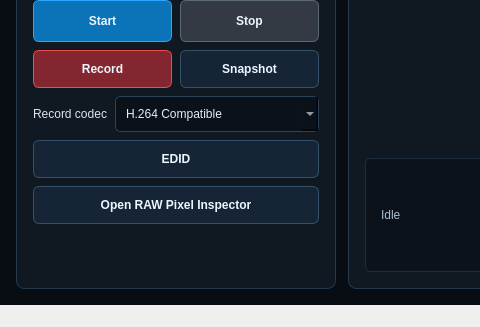
Qt form apps/qt6_viewer/mainwindow.ui (MarquezLin/Gcapture_qt6_srcroot) before a commit; both pictures show x 0 to 480 and y 413 to 740 of the 1180 by 740 pixel window.
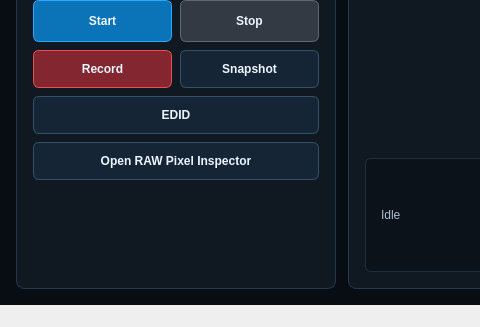
The same form after that commit. Icons and pictures are not drawn.

```diff
--- a/apps/qt6_viewer/mainwindow.ui
+++ b/apps/qt6_viewer/mainwindow.ui
@@ -501,40 +501,6 @@
              </property>
             </widget>
            </item>
-           <item row="2" column="0" colspan="2">
-            <layout class="QHBoxLayout" name="recordCodecLayout">
-             <property name="spacing">
-              <number>8</number>
-             </property>
-             <item>
-              <widget class="QLabel" name="labelRecordCodec">
-               <property name="text">
-                <string>Record codec</string>
-               </property>
-              </widget>
-             </item>
-             <item>
-              <widget class="QComboBox" name="comboRecordCodec">
-               <property name="sizePolicy">
-                <sizepolicy hsizetype="Expanding" vsizetype="Fixed">
-                 <horstretch>1</horstretch>
-                 <verstretch>0</verstretch>
-                </sizepolicy>
-               </property>
-               <item>
-                <property name="text">
-                 <string>H.264 Compatible</string>
-                </property>
-               </item>
-               <item>
-                <property name="text">
-                 <string>HEVC Main10</string>
-                </property>
-               </item>
-              </widget>
-             </item>
-            </layout>
-           </item>
            <item row="3" column="0" colspan="2">
             <widget class="QPushButton" name="btnShowEdid">
              <property name="minimumSize">
```
